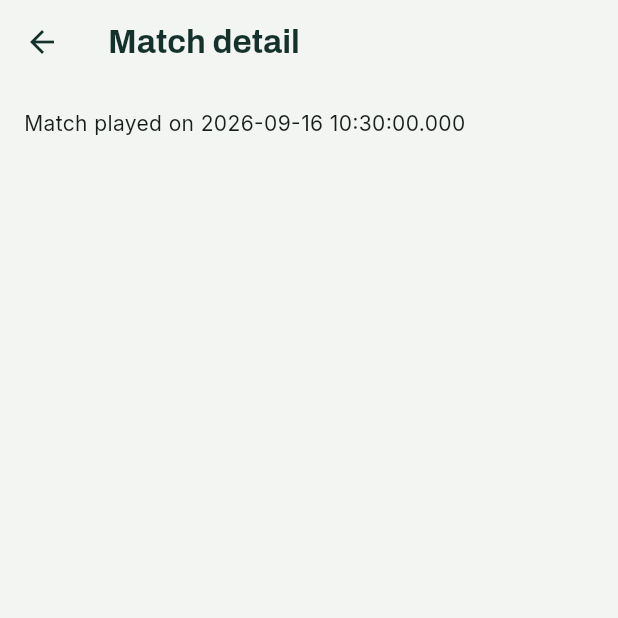
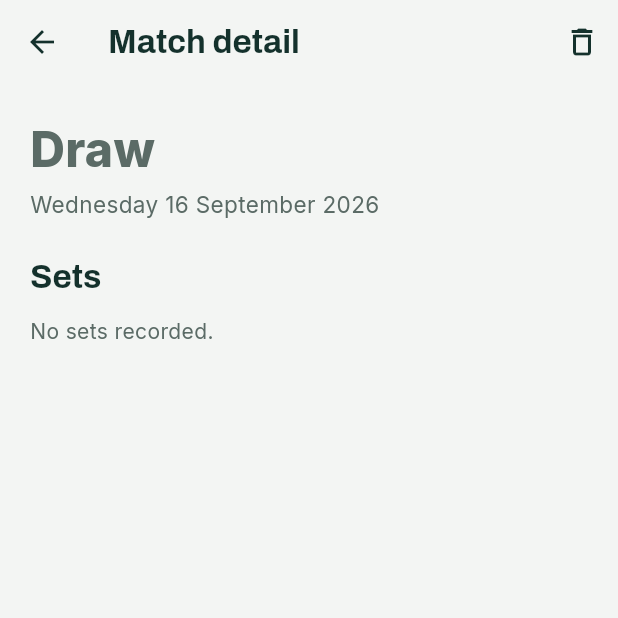
Before and after one commit to gtsak94/padel_progress, a Flutter app: the MatchDetailScreen screen opened directly with empty values, on a phone screen of 412 x 824 dp, the top half of it. Run offline on Flutter 3.47's test engine with Material 3 defaults, Android fonts, the phone set to English and light mode, and no system bars; our stand-ins replace google_fonts, shared_preferences; accounts and stored records are empty.

Commit message:
Build out match detail: header, sets, notes, delete

```diff
--- a/lib/screens/match_detail_screen.dart
+++ b/lib/screens/match_detail_screen.dart
@@ -1,20 +1,157 @@
 // lib/screens/match_detail_screen.dart
 
 import 'package:flutter/material.dart';
+import 'package:intl/intl.dart';
+import 'package:provider/provider.dart';
+
 import '../models/models.dart';
+import '../services/match_repository.dart';
+import '../theme.dart';
 
 class MatchDetailScreen extends StatelessWidget {
   const MatchDetailScreen({super.key, required this.match});
 
-  final Match match; // the data handed in when we open this screen
+  final Match match;
 
   @override
   Widget build(BuildContext context) {
+    // Result -> a word + a colour (same idea as _ResultBadge on the home list).
+    final (label, color) = switch (match.didWin) {
+      true => ('Win', AppColors.win),
+      false => ('Loss', AppColors.loss),
+      null => ('Draw', AppColors.inkSoft),
+    };
+
     return Scaffold(
-      appBar: AppBar(title: const Text('Match detail')),
-      body: Padding(
-        padding: const EdgeInsets.all(16),
-        child: Text('Match played on ${match.date}'), // ugly date for now — placeholder
+      appBar: AppBar(
+        title: const Text('Match detail'),
+        actions: [
+          IconButton(
+            icon: const Icon(Icons.delete_outline),
+            tooltip: 'Delete match',
+            onPressed: () => _confirmDelete(context),
+          ),
+        ],
+      ),
+      body: ListView(
+        padding: const EdgeInsets.all(20),
+        children: [
+          // --- Result header ---
+          Text(
+            label,
+            style: TextStyle(
+              fontSize: 32,
+              fontWeight: FontWeight.w800,
+              color: color,
+            ),
+          ),
+          const SizedBox(height: 4),
+          Text(
+            DateFormat('EEEE d MMMM y').format(match.date),
+            style: const TextStyle(color: AppColors.inkSoft, fontSize: 15),
+          ),
+
+          const SizedBox(height: 24),
+
+          // --- Set-by-set breakdown ---
+          Text('Sets', style: Theme.of(context).textTheme.titleLarge),
+          const SizedBox(height: 12),
+          if (match.sets.isEmpty)
+            const Text(
+              'No sets recorded.',
+              style: TextStyle(color: AppColors.inkSoft),
+            )
+          else
+            // Turn each set (data) into a row (widget).
+            for (int i = 0; i < match.sets.length; i++)
+              _SetLine(index: i, set: match.sets[i]),
+
+          // --- Notes (only if there are any) ---
+          if (match.notes != null && match.notes!.isNotEmpty) ...[
+            const SizedBox(height: 24),
+            Text('Notes', style: Theme.of(context).textTheme.titleLarge),
+            const SizedBox(height: 8),
+            Text(
+              match.notes!,
+              style: const TextStyle(
+                color: AppColors.ink,
+                height: 1.4,
+                fontSize: 15,
+              ),
+            ),
+          ],
+        ],
+      ),
+    );
+  }
+
+  // Ask before deleting, then delete and go back to the home list.
+  Future<void> _confirmDelete(BuildContext context) async {
+    final confirmed = await showDialog<bool>(
+      context: context,
+      builder: (dialogContext) => AlertDialog(
+        title: const Text('Delete this match?'),
+        content: const Text('This can\'t be undone.'),
+        actions: [
+          TextButton(
+            onPressed: () => Navigator.of(dialogContext).pop(false),
+            child: const Text('Cancel'),
+          ),
+          TextButton(
+            onPressed: () => Navigator.of(dialogContext).pop(true),
+            style: TextButton.styleFrom(foregroundColor: AppColors.loss),
+            child: const Text('Delete'),
+          ),
+        ],
+      ),
+    );
+
+    if (confirmed == true && context.mounted) {
+      context.read<MatchRepository>().deleteMatch(match.id);
+      Navigator.of(context).pop(); // leave the detail screen
+    }
+  }
+}
+
+// One row in the set breakdown: "Set 1   6 – 4".
+class _SetLine extends StatelessWidget {
+  const _SetLine({required this.index, required this.set});
+
+  final int index;
+  final PadelSet set;
+
+  @override
+  Widget build(BuildContext context) {
+    final youWon = set.wonByYou;
+    return Padding(
+      padding: const EdgeInsets.only(bottom: 10),
+      child: Container(
+        padding: const EdgeInsets.symmetric(horizontal: 16, vertical: 14),
+        decoration: BoxDecoration(
+          color: AppColors.card,
+          borderRadius: BorderRadius.circular(14),
+          border: Border.all(color: const Color(0xFFE3E8E6)),
+        ),
+        child: Row(
+          children: [
+            Text(
+              'Set ${index + 1}',
+              style: const TextStyle(
+                color: AppColors.inkSoft,
+                fontWeight: FontWeight.w600,
+              ),
+            ),
+            const Spacer(),
+            Text(
+              '${set.yourGames} – ${set.theirGames}',
+              style: TextStyle(
+                fontSize: 20,
+                fontWeight: FontWeight.w800,
+                color: youWon ? AppColors.win : AppColors.ink,
+              ),
+            ),
+          ],
+        ),
       ),
     );
   }
```
